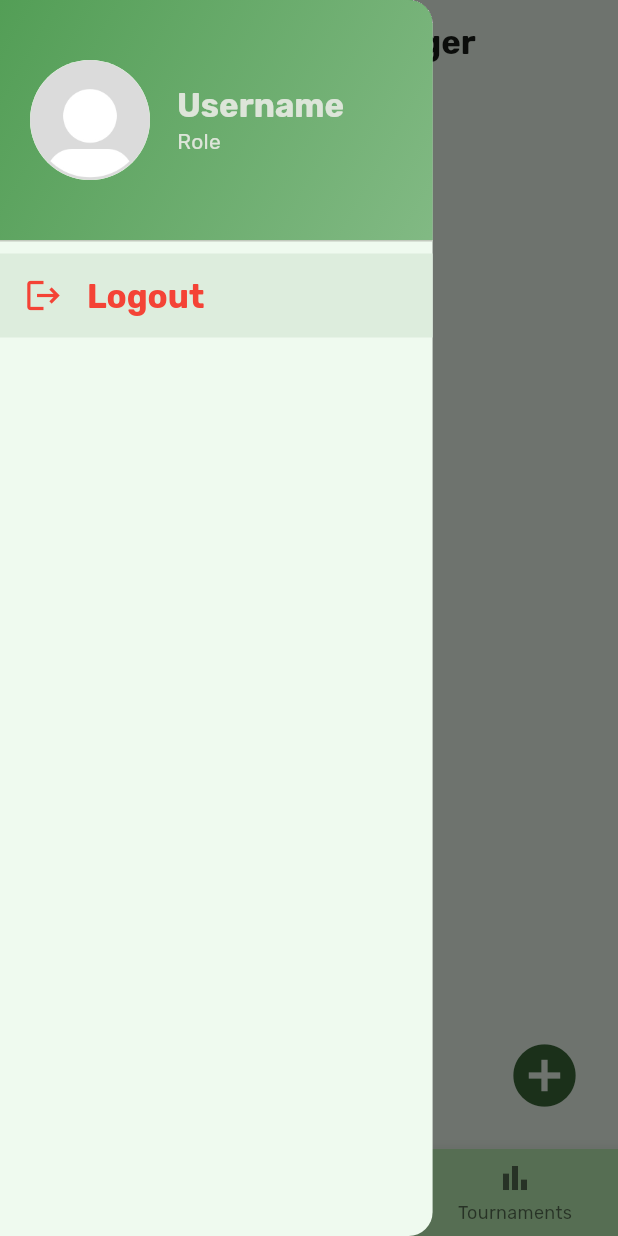
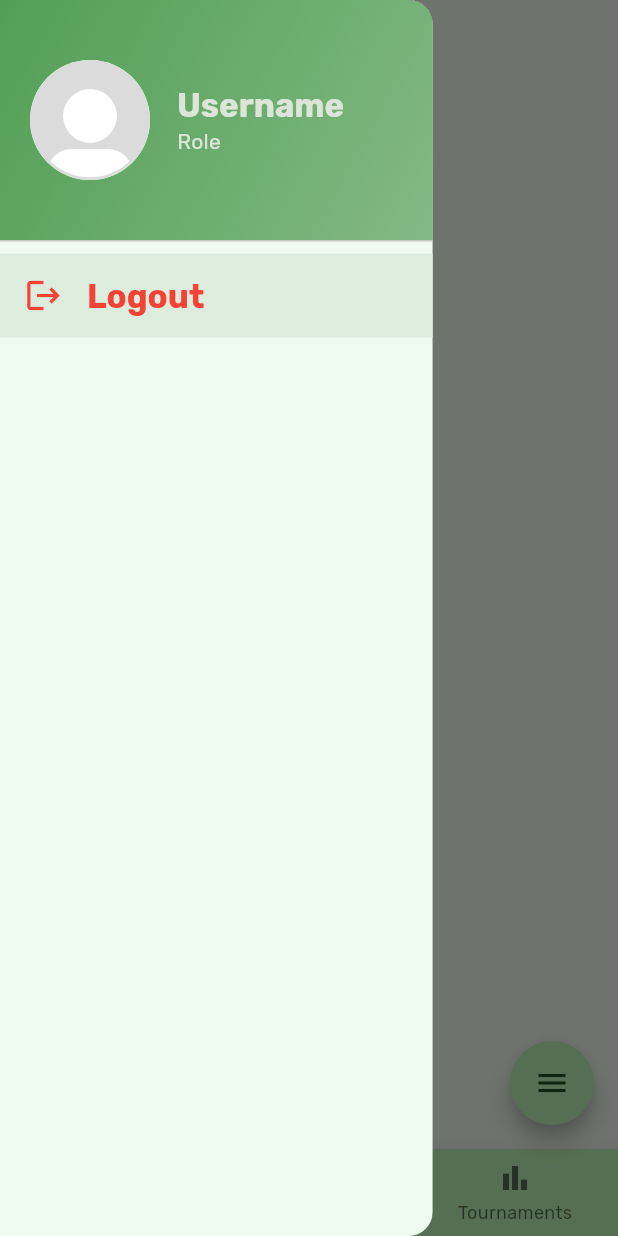
Before and after one commit to shaikhikram04/Tracket, a Flutter app: the HomeScreen screen opened directly, item 2 of the bottom bar chosen, with the side drawer open, on a phone screen of 412 x 824 dp. Run offline on Flutter 3.47's test engine with Material 3 defaults, Android fonts, the phone set to English and light mode, and no system bars; drawn by our look-alikes of flutter_speed_dial; our stand-ins replace cloud_firestore, device_preview, firebase_auth, firebase_core, flutter_dotenv, flutter_riverpod and 2 more; accounts and stored records are empty; generated files the repository leaves out were written again.

Commit message:
added option of create and join team using SpeedDial(awesome) package

```diff
--- a/lib/screens/home.dart
+++ b/lib/screens/home.dart
@@ -1,4 +1,5 @@
 import 'package:flutter/material.dart';
+import 'package:flutter_speed_dial/flutter_speed_dial.dart';
 import 'package:tracket/screens/create_team_screen.dart';
 import 'package:tracket/screens/matches_screen.dart';
 import 'package:tracket/screens/teams_screen.dart';
@@ -32,28 +33,25 @@ class _HomeScreenState extends State<HomeScreen> {
   @override
   Widget build(BuildContext context) {
     Widget content = const MatchesList();
+    String title = 'Matches';
 
     if (_selectedIndex == 1) {
       content = const TeamsList();
+      title = 'Team';
     }
     if (_selectedIndex == 2) {
       content = const TournamentList();
+      title = 'Tornament';
     }
 
     return Scaffold(
       appBar: AppBar(
-        title: const Text(
-          'Cricket Stats Manager',
+        title: Text(
+          title,
         ),
       ),
       drawer: const MainDrawer(),
       body: content,
-      floatingActionButton: IconButton(
-        iconSize: 50,
-        color: Theme.of(context).colorScheme.primary,
-        icon: const Icon(Icons.add_circle_sharp),
-        onPressed: _onCreate,
-      ),
       bottomNavigationBar: BottomNavigationBar(
         currentIndex: _selectedIndex,
         elevation: 8,
@@ -75,6 +73,26 @@ class _HomeScreenState extends State<HomeScreen> {
           ),
         ],
       ),
+      floatingActionButton: SpeedDial(
+        animatedIcon: AnimatedIcons.menu_close,
+        overlayOpacity: 0.4,
+        children: [
+          SpeedDialChild(
+            child: const Icon(Icons.group_add),
+            label: 'Join Team',
+            onTap: () {
+              // Navigate to Join Team Screen
+            },
+          ),
+          SpeedDialChild(
+            child: const Icon(Icons.create),
+            label: 'Create Team',
+            onTap: () {
+              // Navigate to Create Team Screen
+            },
+          ),
+        ],
+      ),
     );
   }
 }
--- a/pubspec.yaml
+++ b/pubspec.yaml
@@ -39,6 +39,7 @@ dependencies:
     sdk: flutter
   flutter_dotenv: ^5.2.1
   flutter_riverpod: ^2.6.1
+  flutter_speed_dial: ^7.0.0
   google_fonts: ^6.2.1
   http: ^1.2.2
   image_picker: ^1.1.2
```
